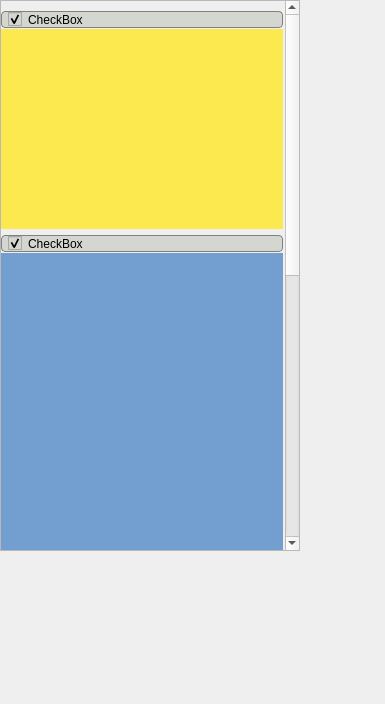
Old version of the form rightArea.ui in the repository cuby-tec/mitoPrinter.
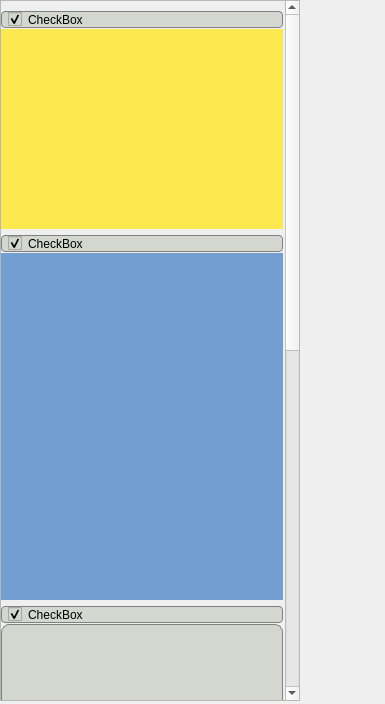
New version of the form.

Patch:
```diff
--- a/rightArea.ui
+++ b/rightArea.ui
@@ -36,7 +36,7 @@
      <x>0</x>
      <y>0</y>
      <width>300</width>
-     <height>551</height>
+     <height>701</height>
     </rect>
    </property>
    <property name="sizePolicy">
@@ -61,9 +61,9 @@
     <property name="geometry">
      <rect>
       <x>0</x>
-      <y>-44</y>
+      <y>-46</y>
       <width>284</width>
-      <height>1100</height>
+      <height>1400</height>
      </rect>
     </property>
     <property name="sizePolicy">
@@ -75,7 +75,7 @@
     <property name="minimumSize">
      <size>
       <width>0</width>
-      <height>1100</height>
+      <height>1400</height>
      </size>
     </property>
     <property name="maximumSize">
@@ -168,15 +168,15 @@
         <property name="minimumSize">
          <size>
           <width>0</width>
+          <height>347</height>
+         </size>
+        </property>
+        <property name="maximumSize">
+         <size>
+          <width>16777215</width>
           <height>400</height>
          </size>
         </property>
-        <property name="maximumSize">
-         <size>
-          <width>16777215</width>
-          <height>450</height>
-         </size>
-        </property>
         <property name="baseSize">
          <size>
           <width>280</width>
```
Left out of the diff: 2 changed lines with no effect on the pictures.
